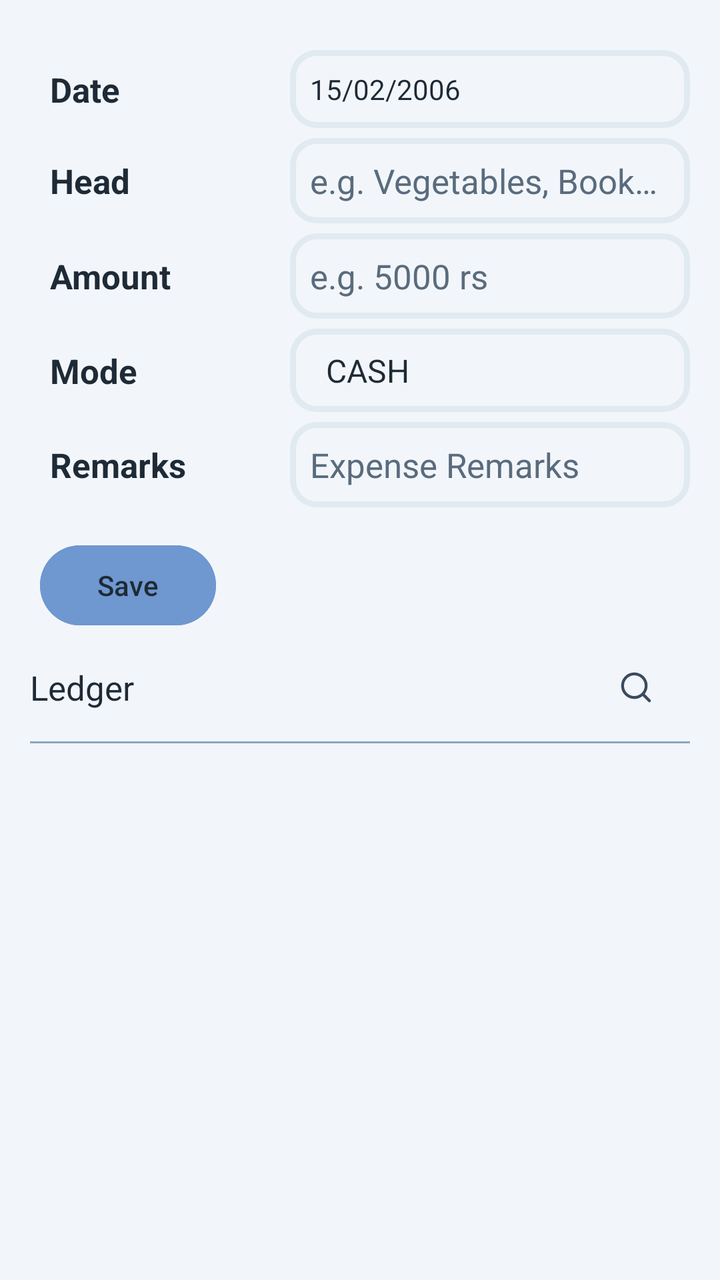
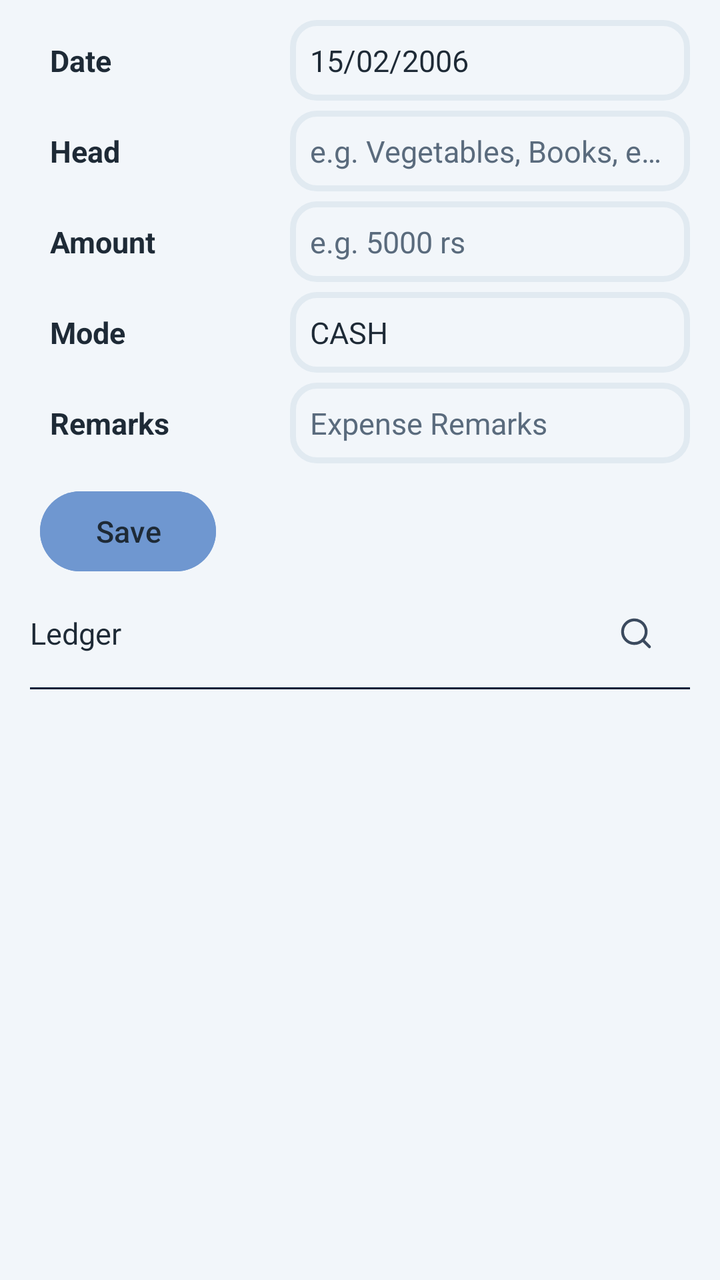

An Android layout rendered at two revisions. The XML below is the earlier revision; the diff shows what the commit changed to produce the second picture.
<!-- AndroidManifest.xml: application theme Theme.GharKharch -->
<!-- res/layout/fragment_book_expense.xml -->
<?xml version="1.0" encoding="utf-8"?>
<androidx.constraintlayout.widget.ConstraintLayout xmlns:android="http://schemas.android.com/apk/res/android"
    xmlns:app="http://schemas.android.com/apk/res-auto"
    android:layout_width="match_parent"
    android:layout_height="match_parent"
    android:background="@color/backgroundColor"
    android:padding="@dimen/padding_large">

    <TextView
        android:layout_width="0dp"
        android:layout_height="wrap_content"
        android:layout_marginVertical="@dimen/margin_medium"
        android:padding="@dimen/padding_medium"
        android:text="Date"
        android:textSize="@dimen/text_size_large"
        android:textStyle="bold"
        app:layout_constraintBottom_toBottomOf="@id/date_picker"
        app:layout_constraintEnd_toStartOf="@id/date_picker"
        app:layout_constraintStart_toStartOf="parent"
        app:layout_constraintTop_toTopOf="@id/date_picker" />

    <TextView
        android:id="@+id/date_picker"
        android:layout_width="200dp"
        android:layout_height="wrap_content"
        android:layout_marginVertical="@dimen/margin_medium"
        android:background="@drawable/rounded_border"
        android:padding="@dimen/padding_medium"
        android:text="15/02/2006"
        android:textColor="@color/primaryTextColor"
        app:layout_constraintEnd_toEndOf="parent"
        app:layout_constraintTop_toTopOf="parent" />

    <TextView
        android:layout_width="0dp"
        android:layout_height="wrap_content"
        android:layout_marginVertical="@dimen/margin_small"
        android:padding="@dimen/padding_medium"
        android:text="Head"
        android:textSize="@dimen/text_size_large"
        android:textStyle="bold"
        app:layout_constraintBottom_toBottomOf="@id/input_expense_name"
        app:layout_constraintEnd_toStartOf="@id/input_expense_name"
        app:layout_constraintStart_toStartOf="parent"
        app:layout_constraintTop_toTopOf="@id/input_expense_name" />

    <EditText
        android:id="@+id/input_expense_name"
        style="@style/custom_edit_text"
        android:layout_width="200dp"
        android:layout_height="wrap_content"
        android:layout_marginVertical="@dimen/margin_small"
        android:hint="@string/hint_sub_category"
        android:textSize="@dimen/text_size_large"
        app:layout_constraintEnd_toEndOf="parent"
        app:layout_constraintTop_toBottomOf="@id/date_picker" />

    <TextView
        android:layout_width="0dp"
        android:layout_height="wrap_content"
        android:padding="@dimen/padding_medium"
        android:text="Amount "
        android:textSize="@dimen/text_size_large"
        android:textStyle="bold"
        app:layout_constraintBottom_toBottomOf="@id/input_expense_amount"
        app:layout_constraintEnd_toStartOf="@id/input_expense_amount"
        app:layout_constraintStart_toStartOf="parent"
        app:layout_constraintTop_toTopOf="@id/input_expense_amount" />

    <EditText
        android:id="@+id/input_expense_amount"
        android:layout_width="200dp"
        android:layout_height="wrap_content"
        android:layout_marginVertical="@dimen/margin_small"
        android:layout_marginBottom="@dimen/margin_small"
        android:background="@drawable/rounded_border"
        android:hint="@string/hint_amount"
        android:importantForAutofill="no"
        android:inputType="number"
        android:maxLength="15"
        android:padding="@dimen/padding_medium"
        android:textColorHint="@color/primaryTextColorVariant"
        android:textSize="@dimen/text_size_large"
        app:layout_constraintEnd_toEndOf="parent"
        app:layout_constraintTop_toBottomOf="@id/input_expense_name" />

    <TextView
        android:layout_width="0dp"
        android:layout_height="wrap_content"
        android:padding="@dimen/padding_medium"
        android:text="Mode"
        android:textSize="@dimen/text_size_large"
        android:textStyle="bold"
        app:layout_constraintBottom_toBottomOf="@id/modes_of_payment"
        app:layout_constraintEnd_toStartOf="@id/modes_of_payment"
        app:layout_constraintStart_toStartOf="parent"
        app:layout_constraintTop_toTopOf="@id/modes_of_payment" />

    <Spinner
        android:id="@+id/modes_of_payment"
        android:layout_width="200dp"
        android:layout_height="wrap_content"
        android:layout_marginVertical="@dimen/margin_small"
        android:background="@drawable/rounded_border"
        android:entries="@array/modesOfPayment"
        android:padding="@dimen/padding_medium"
        android:spinnerMode="dialog"
        android:textColor="@color/primaryTextColorVariant"
        android:textStyle="bold"
        app:layout_constraintEnd_toEndOf="parent"
        app:layout_constraintTop_toBottomOf="@id/input_expense_amount" />

    <TextView
        android:layout_width="0dp"
        android:layout_height="wrap_content"
        android:padding="@dimen/padding_medium"
        android:text="Remarks"
        android:textSize="@dimen/text_size_large"
        android:textStyle="bold"
        app:layout_constraintBottom_toBottomOf="@id/input_expense_remarks"
        app:layout_constraintEnd_toStartOf="@id/input_expense_remarks"
        app:layout_constraintStart_toStartOf="parent"
        app:layout_constraintTop_toTopOf="@id/input_expense_remarks" />

    <EditText
        android:id="@+id/input_expense_remarks"
        style="@style/custom_edit_text"
        android:layout_width="200dp"
        android:layout_height="wrap_content"
        android:layout_marginVertical="@dimen/margin_small"
        android:hint="@string/hint_expense_remark"
        android:textSize="@dimen/text_size_large"
        app:layout_constraintEnd_toEndOf="parent"
        app:layout_constraintTop_toBottomOf="@id/modes_of_payment" />

    <Button
        android:id="@+id/addBtn"
        android:layout_width="wrap_content"
        android:layout_height="wrap_content"
        android:layout_marginVertical="@dimen/margin_large"
        android:layout_marginStart="@dimen/margin_small"
        android:backgroundTint="@color/buttonColor"
        android:text="Save"
        app:layout_constraintStart_toStartOf="parent"
        app:layout_constraintTop_toBottomOf="@id/input_expense_remarks" />

    <Button
        android:id="@+id/cancelBtn"
        android:layout_width="wrap_content"
        android:layout_height="wrap_content"
        android:layout_marginHorizontal="@dimen/margin_large"
        android:layout_marginVertical="@dimen/margin_large"
        android:backgroundTint="@color/red"
        android:text="Cancel"
        android:visibility="gone"
        app:layout_constraintStart_toEndOf="@id/addBtn"
        app:layout_constraintTop_toBottomOf="@id/input_expense_remarks" />

    <androidx.recyclerview.widget.RecyclerView
        android:id="@+id/rcv_sub_category_search_list"
        android:layout_width="0dp"
        android:layout_height="wrap_content"
        android:layout_marginVertical="@dimen/margin_small"
        android:background="@drawable/rounded_panel"
        android:backgroundTint="@color/backgroundColor"
        android:clipToOutline="true"
        android:elevation="5dp"
        android:outlineProvider="background"
        android:translationZ="5dp"
        android:visibility="gone"
        app:layout_constraintEnd_toEndOf="@id/input_expense_name"
        app:layout_constraintStart_toStartOf="@id/input_expense_name"
        app:layout_constraintTop_toBottomOf="@id/input_expense_name" />

    <LinearLayout
        android:id="@+id/list_container"
        android:layout_width="match_parent"
        android:layout_height="wrap_content"
        android:gravity="center"
        android:orientation="horizontal"
        app:layout_constraintTop_toBottomOf="@id/addBtn">

        <TextView
            android:id="@+id/list_title"
            android:layout_width="0dp"
            android:layout_height="wrap_content"
            android:layout_weight="1"
            android:paddingVertical="@dimen/padding_large"
            android:text="Ledger"
            android:textSize="@dimen/text_size_large" />

        <SearchView
            android:id="@+id/search_view"
            android:layout_width="0dp"
            android:layout_height="wrap_content"
            android:layout_marginVertical="@dimen/margin_medium"
            android:layout_weight="1"
            android:background="@drawable/search_bar_border"
            android:iconifiedByDefault="false"
            android:visibility="gone" />

        <ImageView
            android:id="@+id/close_button"
            android:layout_width="wrap_content"
            android:layout_height="wrap_content"
            android:importantForAccessibility="no"
            android:padding="@dimen/padding_large"
            android:src="@drawable/close_search_icon"
            android:visibility="gone" />

        <ImageView
            android:id="@+id/search_button"
            android:layout_width="wrap_content"
            android:layout_height="wrap_content"
            android:importantForAccessibility="no"
            android:padding="@dimen/padding_large"
            android:src="@drawable/search_icon" />

    </LinearLayout>

    <View
        android:id="@+id/separator"
        android:layout_width="match_parent"
        android:layout_height="1dp"
        android:background="@color/secondaryColor"
        app:layout_constraintTop_toBottomOf="@id/list_container" />

    <androidx.recyclerview.widget.RecyclerView
        android:id="@+id/rcv_expense_list"
        android:layout_width="0dp"
        android:layout_height="0dp"
        android:layout_marginVertical="@dimen/margin_small"
        app:layout_constraintBottom_toBottomOf="parent"
        app:layout_constraintEnd_toEndOf="@id/separator"
        app:layout_constraintStart_toStartOf="@id/list_container"
        app:layout_constraintTop_toBottomOf="@id/list_container" />

</androidx.constraintlayout.widget.ConstraintLayout>
<!-- resources referenced by this layout -->
<resources>
  <string-array name="modesOfPayment">
          <item>CASH</item>
          <item>UPI</item>
          <item>CARD</item>
      </string-array>
  <color name="backgroundColor">#F2F6FA</color>
  <color name="buttonColor">#6F97D0</color>
  <color name="primaryTextColor">#1E2A36</color>
  <color name="primaryTextColorVariant">#5A6B7D</color>
  <color name="red">#FF0000</color>
  <color name="secondaryColor">#8CA6C1</color>
  <dimen name="margin_large">15dp</dimen>
  <dimen name="margin_medium">10dp</dimen>
  <dimen name="margin_small">5dp</dimen>
  <dimen name="padding_large">15dp</dimen>
  <dimen name="padding_medium">10dp</dimen>
  <dimen name="text_size_large">17sp</dimen>
  <!-- drawable rounded_border (drawable) -->
  <?xml version="1.0" encoding="utf-8"?>
  <shape xmlns:android="http://schemas.android.com/apk/res/android"
      android:shape="rectangle">
      <stroke
          android:width="3dp"
          android:color="@color/backgroundColorVariant" />
      <corners android:radius="12dp" />
  </shape>
  <!-- drawable rounded_panel (drawable) -->
  <?xml version="1.0" encoding="utf-8"?>
  <shape xmlns:android="http://schemas.android.com/apk/res/android"
      android:shape="rectangle">
      <corners android:radius="8dp" />
  </shape>
  <!-- drawable search_bar_border (drawable) -->
  <?xml version="1.0" encoding="utf-8"?>
  <shape xmlns:android="http://schemas.android.com/apk/res/android"
      android:shape="rectangle">
      <stroke
          android:width="2dp"
          android:color="@color/searchBarBg" />
      <corners android:radius="12dp" />
  </shape>
  <string name="hint_amount">e.g. 5000 rs</string>
  <string name="hint_expense_remark">Expense Remarks</string>
  <string name="hint_sub_category">e.g. Vegetables, Books, etc.</string>
  <style name="custom_edit_text" parent="Widget.AppCompat.EditText">
          <item name="android:maxLines">1</item>
          <item name="android:maxLength">20</item>
          <item name="android:ellipsize">end</item>
          <item name="android:inputType">text</item>
          <item name="android:importantForAutofill">no</item>
          <item name="android:padding">@dimen/padding_medium</item>
          <item name="android:background">@drawable/rounded_border</item>
          <item name="android:textColorHint">@color/primaryTextColorVariant</item>
      </style>
  <style name="Theme.GharKharch" parent="Base.Theme.GharKharch">
          <item name="colorPrimary">@color/backgroundColor</item>
          <item name="colorSecondary">@color/lGrey</item>
          
          <item name="colorOnSecondary">@color/primaryTextColor</item>
          <item name="colorOnPrimary">@color/primaryTextColor</item>
          
          <item name="android:textColor">@color/primaryTextColor</item>
          <item name="android:textColorPrimary">@color/primaryTextColor</item>
          <item name="android:textColorSecondary">@color/primaryTextColorVariant</item>
          
          <item name="android:statusBarColor">@color/backgroundColorVariant</item>
          <item name="android:navigationBarColor">@color/backgroundColorVariant</item>
          <item name="android:windowLightNavigationBar">true</item>
          <item name="android:windowLightStatusBar">true</item>
  
      </style>
  <color name="backgroundColorVariant">#E1EAF1</color>
  <color name="searchBarBg">#5A6B7D</color>
  <color name="iconColor">#3B4A5E</color>
  <style name="Base.Theme.GharKharch" parent="Theme.Material3.DayNight.NoActionBar">
          
      </style>
  <color name="lGrey">#616161</color>
  <!-- unchanged entries left out for length: 2 -->
</resources>

<!-- the commit's change to res/layout/fragment_book_expense.xml (unified diff, before → after) -->
@@ -4,7 +4,7 @@
     android:layout_width="match_parent"
     android:layout_height="match_parent"
     android:background="@color/backgroundColor"
-    android:padding="@dimen/padding_large">
+    android:paddingHorizontal="@dimen/padding_large">
 
     <TextView
         android:layout_width="0dp"
@@ -12,7 +12,7 @@
         android:layout_marginVertical="@dimen/margin_medium"
         android:padding="@dimen/padding_medium"
         android:text="Date"
-        android:textSize="@dimen/text_size_large"
+        android:textSize="@dimen/text_size_medium"
         android:textStyle="bold"
         app:layout_constraintBottom_toBottomOf="@id/date_picker"
         app:layout_constraintEnd_toStartOf="@id/date_picker"
@@ -23,11 +23,12 @@
         android:id="@+id/date_picker"
         android:layout_width="200dp"
         android:layout_height="wrap_content"
-        android:layout_marginVertical="@dimen/margin_medium"
         android:background="@drawable/rounded_border"
         android:padding="@dimen/padding_medium"
+        android:layout_marginTop="@dimen/margin_medium"
         android:text="15/02/2006"
         android:textColor="@color/primaryTextColor"
+        android:textSize="@dimen/text_size_medium"
         app:layout_constraintEnd_toEndOf="parent"
         app:layout_constraintTop_toTopOf="parent" />
 
@@ -37,7 +38,7 @@
         android:layout_marginVertical="@dimen/margin_small"
         android:padding="@dimen/padding_medium"
         android:text="Head"
-        android:textSize="@dimen/text_size_large"
+        android:textSize="@dimen/text_size_medium"
         android:textStyle="bold"
         app:layout_constraintBottom_toBottomOf="@id/input_expense_name"
         app:layout_constraintEnd_toStartOf="@id/input_expense_name"
@@ -49,9 +50,10 @@
         style="@style/custom_edit_text"
         android:layout_width="200dp"
         android:layout_height="wrap_content"
-        android:layout_marginVertical="@dimen/margin_small"
+        android:layout_marginTop="@dimen/margin_small"
         android:hint="@string/hint_sub_category"
-        android:textSize="@dimen/text_size_large"
+        android:importantForAutofill="no"
+        android:textSize="@dimen/text_size_medium"
         app:layout_constraintEnd_toEndOf="parent"
         app:layout_constraintTop_toBottomOf="@id/date_picker" />
 
@@ -60,7 +62,7 @@
         android:layout_height="wrap_content"
         android:padding="@dimen/padding_medium"
         android:text="Amount "
-        android:textSize="@dimen/text_size_large"
+        android:textSize="@dimen/text_size_medium"
         android:textStyle="bold"
         app:layout_constraintBottom_toBottomOf="@id/input_expense_amount"
         app:layout_constraintEnd_toStartOf="@id/input_expense_amount"
@@ -71,8 +73,7 @@
         android:id="@+id/input_expense_amount"
         android:layout_width="200dp"
         android:layout_height="wrap_content"
-        android:layout_marginVertical="@dimen/margin_small"
-        android:layout_marginBottom="@dimen/margin_small"
+        android:layout_marginTop="@dimen/margin_small"
         android:background="@drawable/rounded_border"
         android:hint="@string/hint_amount"
         android:importantForAutofill="no"
@@ -80,7 +81,7 @@
         android:maxLength="15"
         android:padding="@dimen/padding_medium"
         android:textColorHint="@color/primaryTextColorVariant"
-        android:textSize="@dimen/text_size_large"
+        android:textSize="@dimen/text_size_medium"
         app:layout_constraintEnd_toEndOf="parent"
         app:layout_constraintTop_toBottomOf="@id/input_expense_name" />
 
@@ -89,33 +90,47 @@
         android:layout_height="wrap_content"
         android:padding="@dimen/padding_medium"
         android:text="Mode"
-        android:textSize="@dimen/text_size_large"
+        android:textSize="@dimen/text_size_medium"
         android:textStyle="bold"
         app:layout_constraintBottom_toBottomOf="@id/modes_of_payment"
         app:layout_constraintEnd_toStartOf="@id/modes_of_payment"
         app:layout_constraintStart_toStartOf="parent"
         app:layout_constraintTop_toTopOf="@id/modes_of_payment" />
 
-    <Spinner
+
+
+
+
+
+
+
+
+
+
+
+
+
+
+    <TextView
         android:id="@+id/modes_of_payment"
         android:layout_width="200dp"
         android:layout_height="wrap_content"
-        android:layout_marginVertical="@dimen/margin_small"
+        android:layout_marginTop="@dimen/margin_small"
         android:background="@drawable/rounded_border"
-        android:entries="@array/modesOfPayment"
-        android:padding="@dimen/padding_medium"
-        android:spinnerMode="dialog"
-        android:textColor="@color/primaryTextColorVariant"
-        android:textStyle="bold"
-        app:layout_constraintEnd_toEndOf="parent"
-        app:layout_constraintTop_toBottomOf="@id/input_expense_amount" />
+        android:padding="@dimen/padding_medium"
+        android:text="CASH"
+        android:textColor="@color/primaryTextColor"
+        android:textSize="@dimen/text_size_medium"
+        app:layout_constraintEnd_toEndOf="parent"
+        app:layout_constraintTop_toBottomOf="@id/input_expense_amount"/>
+
 
     <TextView
         android:layout_width="0dp"
         android:layout_height="wrap_content"
         android:padding="@dimen/padding_medium"
         android:text="Remarks"
-        android:textSize="@dimen/text_size_large"
+        android:textSize="@dimen/text_size_medium"
         android:textStyle="bold"
         app:layout_constraintBottom_toBottomOf="@id/input_expense_remarks"
         app:layout_constraintEnd_toStartOf="@id/input_expense_remarks"
@@ -127,9 +142,10 @@
         style="@style/custom_edit_text"
         android:layout_width="200dp"
         android:layout_height="wrap_content"
-        android:layout_marginVertical="@dimen/margin_small"
+        android:layout_marginTop="@dimen/margin_small"
         android:hint="@string/hint_expense_remark"
-        android:textSize="@dimen/text_size_large"
+        android:importantForAutofill="no"
+        android:textSize="@dimen/text_size_medium"
         app:layout_constraintEnd_toEndOf="parent"
         app:layout_constraintTop_toBottomOf="@id/modes_of_payment" />
 
@@ -137,10 +153,11 @@
         android:id="@+id/addBtn"
         android:layout_width="wrap_content"
         android:layout_height="wrap_content"
-        android:layout_marginVertical="@dimen/margin_large"
+        android:layout_marginVertical="@dimen/margin_medium"
         android:layout_marginStart="@dimen/margin_small"
         android:backgroundTint="@color/buttonColor"
         android:text="Save"
+        android:textSize="@dimen/text_size_medium"
         app:layout_constraintStart_toStartOf="parent"
         app:layout_constraintTop_toBottomOf="@id/input_expense_remarks" />
 
@@ -149,9 +166,10 @@
         android:layout_width="wrap_content"
         android:layout_height="wrap_content"
         android:layout_marginHorizontal="@dimen/margin_large"
-        android:layout_marginVertical="@dimen/margin_large"
+        android:layout_marginVertical="@dimen/margin_medium"
         android:backgroundTint="@color/red"
         android:text="Cancel"
+        android:textSize="@dimen/text_size_medium"
         android:visibility="gone"
         app:layout_constraintStart_toEndOf="@id/addBtn"
         app:layout_constraintTop_toBottomOf="@id/input_expense_remarks" />
@@ -178,6 +196,7 @@
         android:layout_height="wrap_content"
         android:gravity="center"
         android:orientation="horizontal"
+        android:textSize="@dimen/text_size_medium"
         app:layout_constraintTop_toBottomOf="@id/addBtn">
 
         <TextView
@@ -187,7 +206,7 @@
             android:layout_weight="1"
             android:paddingVertical="@dimen/padding_large"
             android:text="Ledger"
-            android:textSize="@dimen/text_size_large" />
+            android:textSize="@dimen/text_size_medium" />
 
         <SearchView
             android:id="@+id/search_view"
@@ -222,7 +241,7 @@
         android:id="@+id/separator"
         android:layout_width="match_parent"
         android:layout_height="1dp"
-        android:background="@color/secondaryColor"
+        android:background="@color/white_A_black"
         app:layout_constraintTop_toBottomOf="@id/list_container" />
 
     <androidx.recyclerview.widget.RecyclerView
<!-- resource entries referenced after the edit -->
@@ -1,22 +1,17 @@
 <!-- resources referenced by this layout -->
 <resources>
-  <string-array name="modesOfPayment">
-          <item>CASH</item>
-          <item>UPI</item>
-          <item>CARD</item>
-      </string-array>
   <color name="backgroundColor">#F2F6FA</color>
   <color name="buttonColor">#6F97D0</color>
   <color name="primaryTextColor">#1E2A36</color>
   <color name="primaryTextColorVariant">#5A6B7D</color>
   <color name="red">#FF0000</color>
-  <color name="secondaryColor">#8CA6C1</color>
+  <color name="white_A_black">#011B37</color>
   <dimen name="margin_large">15dp</dimen>
   <dimen name="margin_medium">10dp</dimen>
   <dimen name="margin_small">5dp</dimen>
   <dimen name="padding_large">15dp</dimen>
   <dimen name="padding_medium">10dp</dimen>
-  <dimen name="text_size_large">17sp</dimen>
+  <dimen name="text_size_medium">15sp</dimen>
   <!-- drawable rounded_border (drawable) -->
   <?xml version="1.0" encoding="utf-8"?>
   <shape xmlns:android="http://schemas.android.com/apk/res/android"
@@ -48,7 +43,7 @@
           <item name="android:maxLines">1</item>
           <item name="android:maxLength">20</item>
           <item name="android:ellipsize">end</item>
-          <item name="android:inputType">text</item>
+          <item name="android:inputType">textCapSentences</item>
           <item name="android:importantForAutofill">no</item>
           <item name="android:padding">@dimen/padding_medium</item>
           <item name="android:background">@drawable/rounded_border</item>
